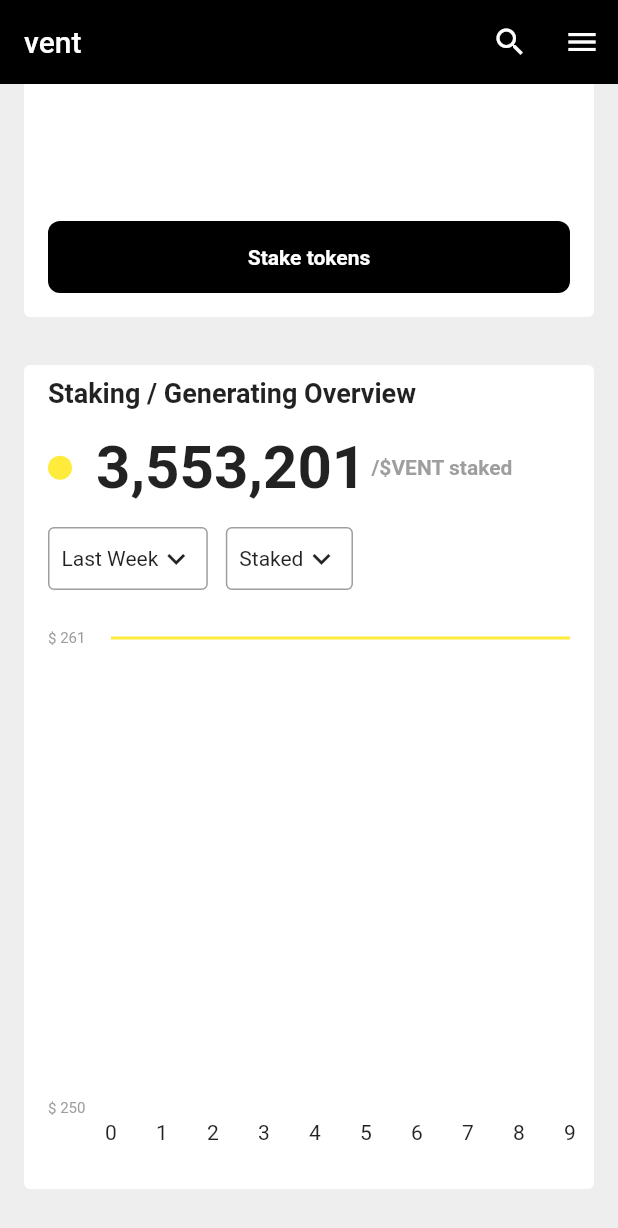
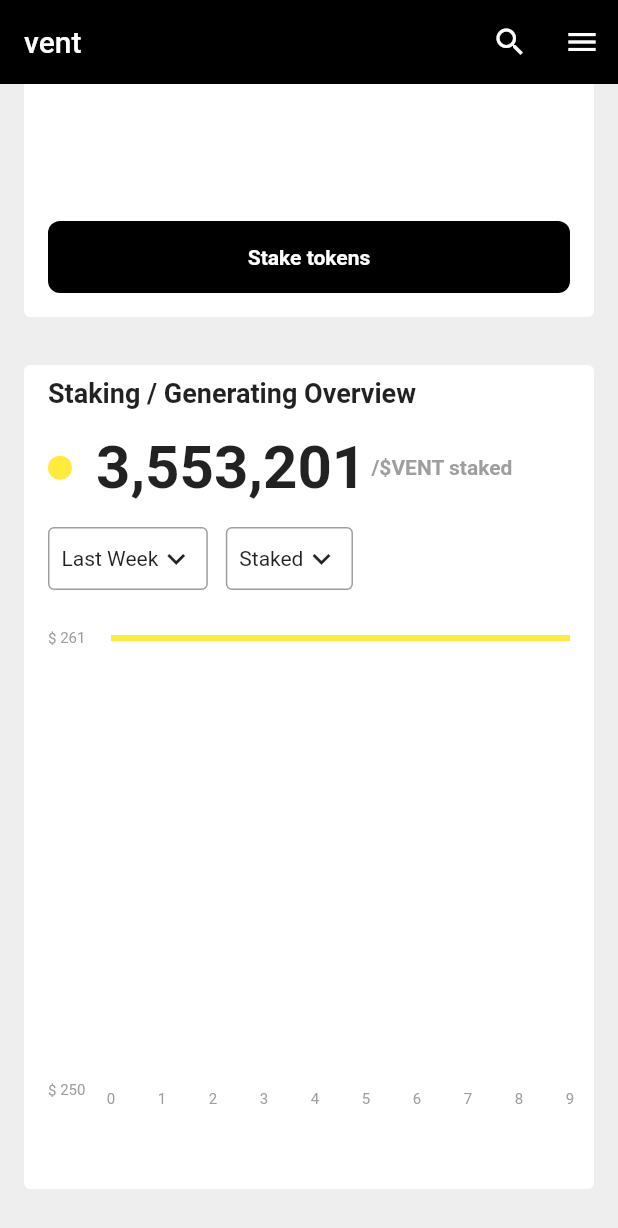
Before and after one commit to JAICHANGPARK/flutter_notebook_19th_story, a Flutter app: the screen it shows after launch, scrolled down 466 dp, on a phone screen of 412 x 824 dp. Shown: the top 1228 px of the screen. Run offline on Flutter 3.47's test engine with Material 2 defaults, Android fonts, the phone set to English and light mode, and no system bars; drawn by our look-alikes of countup, fl_chart; our stand-ins replace cached_network_image, flutter_riverpod, freezed_annotation, smooth_page_indicator, video_player.

Commit message:
Update staking_main_page.dart

```diff
--- a/lib/ep1117_staking_app/src/ui/staking_main_page.dart
+++ b/lib/ep1117_staking_app/src/ui/staking_main_page.dart
@@ -613,7 +613,24 @@ class _StakingMainPageState extends State<StakingMainPage> with SingleTickerProv
                                             color: Colors.grey,
                                           ),
                                         );
-                                        }),
+                                      },
+                                    ),
+                                  ),
+                                  bottomTitles: AxisTitles(
+                                    axisNameSize: 0,
+                                    sideTitles: SideTitles(
+                                      showTitles: true,
+                                      reservedSize: 42,
+                                      getTitlesWidget: (v, meta) {
+                                        return Text(
+                                          "${v.toStringAsFixed(0)}",
+                                          style: const TextStyle(
+                                            fontSize: 10,
+                                            color: Colors.grey,
+                                          ),
+                                        );
+                                      },
+                                    ),
                                   ),
                                 ),
                                 borderData: FlBorderData(
@@ -622,7 +639,9 @@ class _StakingMainPageState extends State<StakingMainPage> with SingleTickerProv
                                 minY: 250,
                                 lineBarsData: [
                                   LineChartBarData(
+                                    barWidth: 4,
                                     color: Colors.yellow,
+
                                     isCurved: true,
                                     dotData: FlDotData(
                                       show: false,
```
Lines whose indentation alone changed are shown as unchanged.
